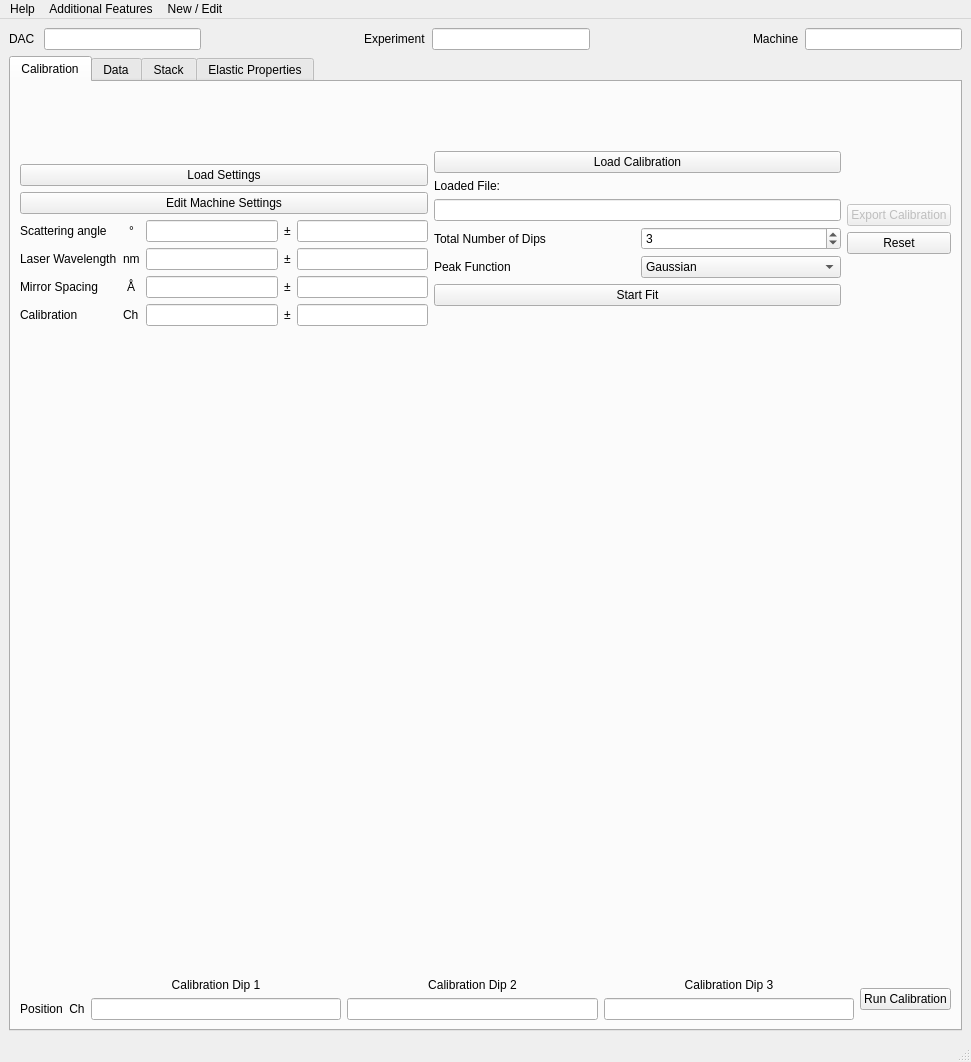
First picture: the form in src/brillouinview/gui/ui/brillouinview_main_window.ui, repository KirstenSch/BrillouinView, before the edit.
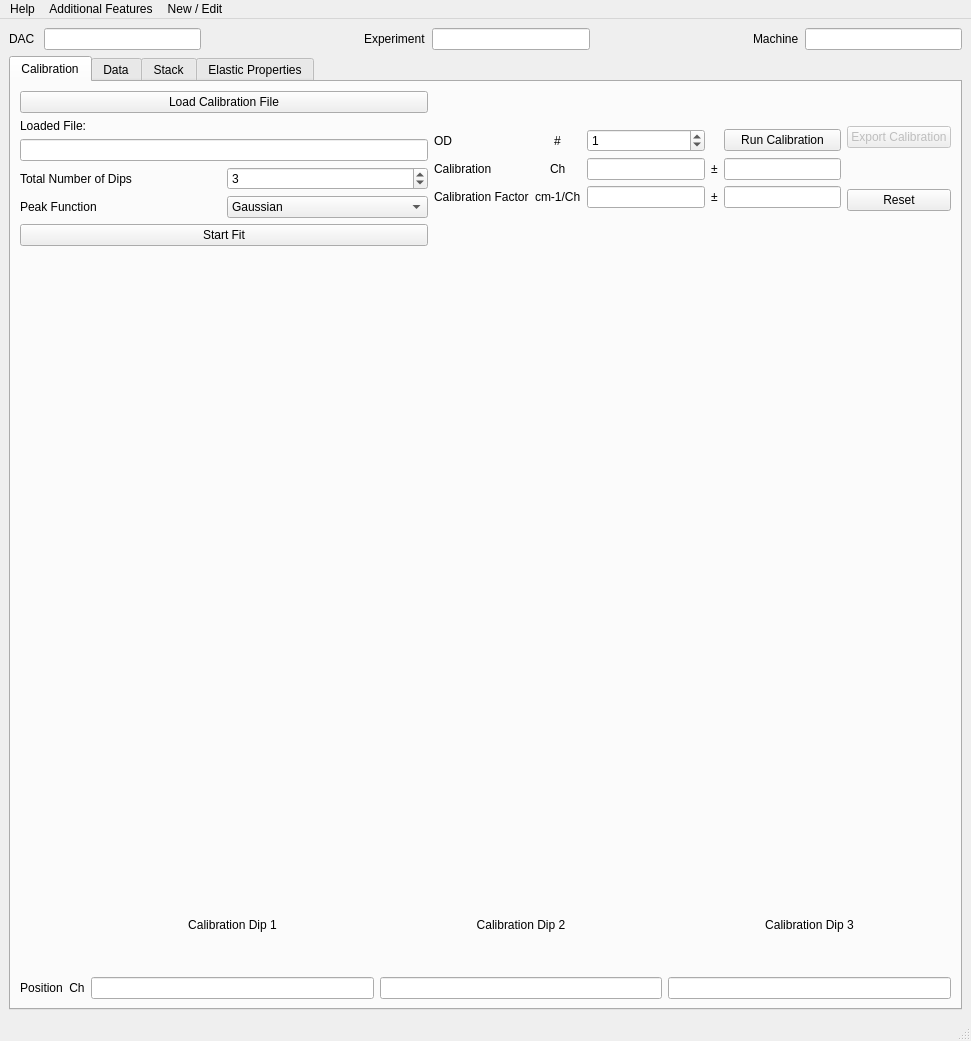
Second picture: the form after the edit. Custom widgets are drawn as their Qt base class.

Commit message: cahnges in main.window for new display

What changed in the file:
```diff
--- a/src/brillouinview/gui/ui/brillouinview_main_window.ui
+++ b/src/brillouinview/gui/ui/brillouinview_main_window.ui
@@ -7,7 +7,7 @@
     <x>0</x>
     <y>0</y>
     <width>971</width>
-    <height>1062</height>
+    <height>1041</height>
    </rect>
   </property>
   <property name="windowTitle">
@@ -115,219 +115,18 @@
           </property>
           <item>
            <layout class="QHBoxLayout" name="settings">
-            <item>
-             <layout class="QVBoxLayout" name="left">
-              <item>
-               <spacer name="verticalSpacer_5">
-                <property name="orientation">
-                 <enum>Qt::Vertical</enum>
-                </property>
-                <property name="sizeHint" stdset="0">
-                 <size>
-                  <width>20</width>
-                  <height>40</height>
-                 </size>
-                </property>
-               </spacer>
-              </item>
-              <item>
-               <widget class="QPushButton" name="button_calibration_load_settings">
-                <property name="text">
-                 <string>Load Settings</string>
-                </property>
-               </widget>
-              </item>
-              <item>
-               <widget class="QPushButton" name="button_edit_settings">
-                <property name="text">
-                 <string>Edit Machine Settings</string>
-                </property>
-               </widget>
-              </item>
-              <item>
-               <layout class="QGridLayout" name="gridLayout">
-                <item row="2" column="1" alignment="Qt::AlignHCenter">
-                 <widget class="QLabel" name="label_7">
-                  <property name="text">
-                   <string>Å</string>
-                  </property>
-                 </widget>
-                </item>
-                <item row="1" column="3">
-                 <widget class="QLabel" name="label_15">
-                  <property name="text">
-                   <string>±</string>
-                  </property>
-                 </widget>
-                </item>
-                <item row="2" column="3">
-                 <widget class="QLabel" name="label_16">
-                  <property name="text">
-                   <string>±</string>
-                  </property>
-                 </widget>
-                </item>
-                <item row="1" column="1" alignment="Qt::AlignHCenter">
-                 <widget class="QLabel" name="label_6">
-                  <property name="text">
-                   <string>nm</string>
-                  </property>
-                 </widget>
-                </item>
-                <item row="3" column="2">
-                 <widget class="QLineEdit" name="le_calibration">
-                  <property name="readOnly">
-                   <bool>true</bool>
-                  </property>
-                 </widget>
-                </item>
-                <item row="2" column="0">
-                 <widget class="QLabel" name="label_3">
-                  <property name="text">
-                   <string>Mirror Spacing</string>
-                  </property>
-                 </widget>
-                </item>
-                <item row="0" column="3">
-                 <widget class="QLabel" name="label_14">
-                  <property name="text">
-                   <string>±</string>
-                  </property>
-                 </widget>
-                </item>
-                <item row="1" column="0">
-                 <widget class="QLabel" name="label">
-                  <property name="toolTip">
-                   <string>&lt;html&gt;&lt;head/&gt;&lt;body&gt;&lt;p&gt;Laserwavelength of the exitation laser used in the experiment. &lt;/p&gt;&lt;/body&gt;&lt;/html&gt;</string>
-                  </property>
-                  <property name="text">
-                   <string>Laser Wavelength</string>
-                  </property>
-                 </widget>
-                </item>
-                <item row="3" column="3">
-                 <widget class="QLabel" name="label_17">
-                  <property name="text">
-                   <string>±</string>
-                  </property>
-                 </widget>
-                </item>
-                <item row="1" column="2">
-                 <widget class="QLineEdit" name="le_wavelength">
-                  <property name="readOnly">
-                   <bool>true</bool>
-                  </property>
-                 </widget>
-                </item>
-                <item row="1" column="4">
-                 <widget class="QLineEdit" name="le_wavelength_unc">
-                  <property name="readOnly">
-                   <bool>true</bool>
-                  </property>
-                 </widget>
-                </item>
-                <item row="3" column="4">
-                 <widget class="QLineEdit" name="le_calibration_unc">
-                  <property name="readOnly">
-                   <bool>true</bool>
-                  </property>
-                 </widget>
-                </item>
-                <item row="0" column="2">
-                 <widget class="QLineEdit" name="le_angle">
-                  <property name="enabled">
-                   <bool>true</bool>
-                  </property>
-                  <property name="readOnly">
-                   <bool>true</bool>
-                  </property>
-                 </widget>
-                </item>
-                <item row="3" column="0">
-                 <widget class="QLabel" name="label_4">
-                  <property name="text">
-                   <string>Calibration</string>
-                  </property>
-                 </widget>
-                </item>
-                <item row="2" column="4">
-                 <widget class="QLineEdit" name="le_spacing_unc">
-                  <property name="readOnly">
-                   <bool>true</bool>
-                  </property>
-                 </widget>
-                </item>
-                <item row="2" column="2">
-                 <widget class="QLineEdit" name="le_spacing">
-                  <property name="readOnly">
-                   <bool>true</bool>
-                  </property>
-                 </widget>
-                </item>
-                <item row="0" column="1" alignment="Qt::AlignHCenter">
-                 <widget class="QLabel" name="label_5">
-                  <property name="text">
-                   <string>°</string>
-                  </property>
-                 </widget>
-                </item>
-                <item row="3" column="1" alignment="Qt::AlignHCenter">
-                 <widget class="QLabel" name="label_8">
-                  <property name="text">
-                   <string>Ch</string>
-                  </property>
-                 </widget>
-                </item>
-                <item row="0" column="4">
-                 <widget class="QLineEdit" name="le_angle_unc">
-                  <property name="readOnly">
-                   <bool>true</bool>
-                  </property>
-                 </widget>
-                </item>
-                <item row="0" column="0">
-                 <widget class="QLabel" name="label_2">
-                  <property name="text">
-                   <string>Scattering angle</string>
-                  </property>
-                 </widget>
-                </item>
-                <item row="4" column="2">
-                 <spacer name="verticalSpacer_6">
-                  <property name="orientation">
-                   <enum>Qt::Vertical</enum>
-                  </property>
-                  <property name="sizeHint" stdset="0">
-                   <size>
-                    <width>20</width>
-                    <height>40</height>
-                   </size>
-                  </property>
-                 </spacer>
-                </item>
-               </layout>
-              </item>
-             </layout>
-            </item>
             <item>
              <layout class="QVBoxLayout" name="center">
-              <item>
-               <spacer name="verticalSpacer_2">
-                <property name="orientation">
-                 <enum>Qt::Vertical</enum>
-                </property>
-                <property name="sizeHint" stdset="0">
-                 <size>
-                  <width>20</width>
-                  <height>40</height>
-                 </size>
-                </property>
-               </spacer>
-              </item>
               <item>
                <widget class="QPushButton" name="button_load_calibration">
+                <property name="minimumSize">
+                 <size>
+                  <width>300</width>
+                  <height>0</height>
+                 </size>
+                </property>
                 <property name="text">
-                 <string>Load Calibration</string>
+                 <string>Load Calibration File</string>
                 </property>
                </widget>
               </item>
@@ -339,7 +138,11 @@
                </widget>
               </item>
               <item>
-               <widget class="QLineEdit" name="le_calibration_data"/>
+               <widget class="QLineEdit" name="le_calibration_data">
+                <property name="readOnly">
+                 <bool>true</bool>
+                </property>
+               </widget>
               </item>
               <item>
                <layout class="QGridLayout" name="gridLayout_2">
@@ -395,36 +198,116 @@
                 </property>
                </widget>
               </item>
+             </layout>
+            </item>
+            <item>
+             <layout class="QVBoxLayout" name="left">
               <item>
-               <spacer name="verticalSpacer">
-                <property name="orientation">
-                 <enum>Qt::Vertical</enum>
-                </property>
-                <property name="sizeHint" stdset="0">
-                 <size>
-                  <width>20</width>
-                  <height>40</height>
-                 </size>
-                </property>
-               </spacer>
+               <layout class="QGridLayout" name="gridLayout">
+                <item row="1" column="2">
+                 <widget class="QLineEdit" name="le_calibration">
+                  <property name="readOnly">
+                   <bool>true</bool>
+                  </property>
+                 </widget>
+                </item>
+                <item row="1" column="5">
+                 <widget class="QLineEdit" name="le_calibration_unc">
+                  <property name="readOnly">
+                   <bool>true</bool>
+                  </property>
+                 </widget>
+                </item>
+                <item row="0" column="1" alignment="Qt::AlignHCenter">
+                 <widget class="QLabel" name="label_7">
+                  <property name="text">
+                   <string>#</string>
+                  </property>
+                 </widget>
+                </item>
+                <item row="1" column="1" alignment="Qt::AlignHCenter">
+                 <widget class="QLabel" name="label_8">
+                  <property name="text">
+                   <string>Ch</string>
+                  </property>
+                 </widget>
+                </item>
+                <item row="2" column="0">
+                 <widget class="QLabel" name="label">
+                  <property name="text">
+                   <string>Calibration Factor</string>
+                  </property>
+                 </widget>
+                </item>
+                <item row="2" column="3">
+                 <widget class="QLabel" name="label_5">
+                  <property name="text">
+                   <string>±</string>
+                  </property>
+                 </widget>
+                </item>
+                <item row="0" column="2">
+                 <widget class="QSpinBox" name="spinBox">
+                  <property name="value">
+                   <number>1</number>
+                  </property>
+                 </widget>
+                </item>
+                <item row="2" column="1">
+                 <widget class="QLabel" name="label_2">
+                  <property name="text">
+                   <string>cm-1/Ch</string>
+                  </property>
+                 </widget>
+                </item>
+                <item row="1" column="0">
+                 <widget class="QLabel" name="label_4">
+                  <property name="text">
+                   <string>Calibration</string>
+                  </property>
+                 </widget>
+                </item>
+                <item row="1" column="3">
+                 <widget class="QLabel" name="label_17">
+                  <property name="text">
+                   <string>±</string>
+                  </property>
+                 </widget>
+                </item>
+                <item row="0" column="0">
+                 <widget class="QLabel" name="label_3">
+                  <property name="text">
+                   <string>OD</string>
+                  </property>
+                 </widget>
+                </item>
+                <item row="2" column="5">
+                 <widget class="QLineEdit" name="lineEdit_2">
+                  <property name="readOnly">
+                   <bool>true</bool>
+                  </property>
+                 </widget>
+                </item>
+                <item row="2" column="2">
+                 <widget class="QLineEdit" name="lineEdit">
+                  <property name="readOnly">
+                   <bool>true</bool>
+                  </property>
+                 </widget>
+                </item>
+                <item row="0" column="5">
+                 <widget class="QPushButton" name="button_run_calibration">
+                  <property name="text">
+                   <string>Run Calibration</string>
+                  </property>
+                 </widget>
+                </item>
+               </layout>
               </item>
              </layout>
             </item>
             <item>
              <layout class="QVBoxLayout" name="right">
-              <item>
-               <spacer name="verticalSpacer_3">
-                <property name="orientation">
-                 <enum>Qt::Vertical</enum>
-                </property>
-                <property name="sizeHint" stdset="0">
-                 <size>
-                  <width>20</width>
-                  <height>40</height>
-                 </size>
-                </property>
-               </spacer>
-              </item>
               <item>
                <widget class="QPushButton" name="button_export">
                 <property name="enabled">
@@ -445,19 +328,6 @@
                 </property>
                </widget>
               </item>
-              <item>
-               <spacer name="verticalSpacer_4">
-                <property name="orientation">
-                 <enum>Qt::Vertical</enum>
-                </property>
-                <property name="sizeHint" stdset="0">
-                 <size>
-                  <width>20</width>
-                  <height>40</height>
-                 </size>
-                </property>
-               </spacer>
-              </item>
              </layout>
             </item>
            </layout>
@@ -471,7 +341,7 @@
             <property name="minimumSize">
              <size>
               <width>0</width>
-              <height>600</height>
+              <height>620</height>
              </size>
             </property>
             <layout class="QVBoxLayout" name="verticalLayout"/>
@@ -577,13 +447,6 @@
               </item>
              </layout>
             </item>
-            <item>
-             <widget class="QPushButton" name="button_run_calibration">
-              <property name="text">
-               <string>Run Calibration</string>
-              </property>
-             </widget>
-            </item>
            </layout>
           </item>
          </layout>
```
Left out of the diff: 15 changed lines with no effect on the pictures. The commit also changes 1 other file.
